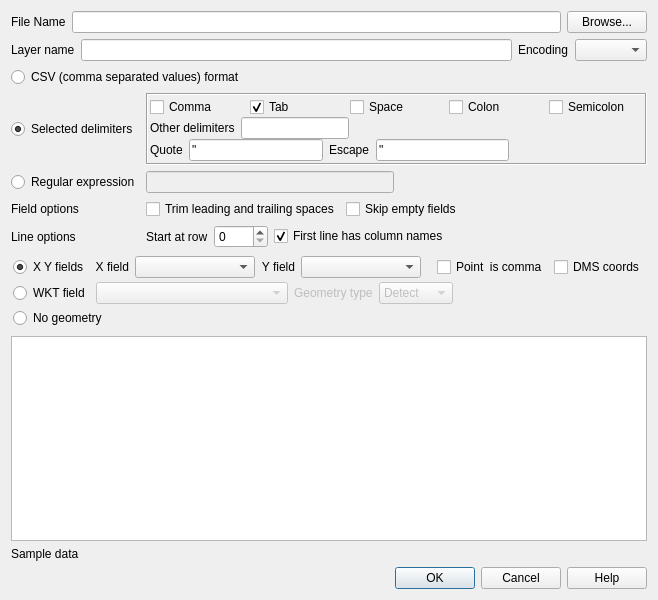
Qt form src/ui/qgsdelimitedtextsourceselectbase.ui (qgis/QGIS) before a commit.
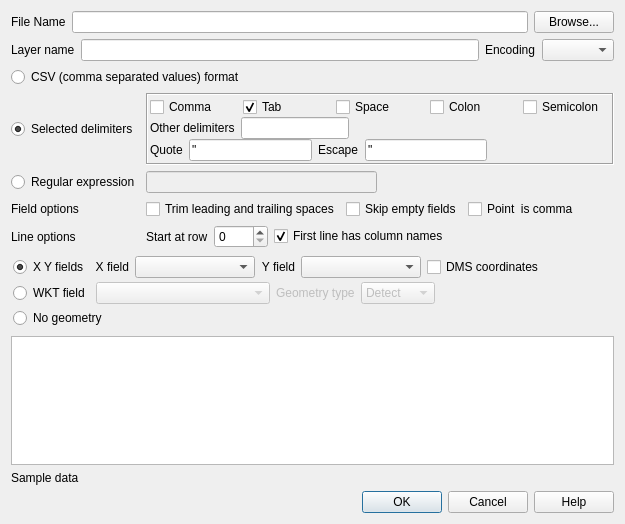
The same form after that commit. Icons and pictures are not drawn.

Patch:
```diff
--- a/src/ui/qgsdelimitedtextsourceselectbase.ui
+++ b/src/ui/qgsdelimitedtextsourceselectbase.ui
@@ -6,8 +6,8 @@
    <rect>
     <x>0</x>
     <y>0</y>
-    <width>658</width>
-    <height>600</height>
+    <width>625</width>
+    <height>524</height>
    </rect>
   </property>
   <property name="windowTitle">
@@ -128,38 +128,6 @@
           </property>
          </widget>
         </item>
-        <item>
-         <spacer name="hspacer4">
-          <property name="orientation">
-           <enum>Qt::Horizontal</enum>
-          </property>
-          <property name="sizeHint" stdset="0">
-           <size>
-            <width>40</width>
-            <height>20</height>
-           </size>
-          </property>
-         </spacer>
-        </item>
-        <item>
-         <widget class="QCheckBox" name="cbxPointIsComma">
-          <property name="enabled">
-           <bool>true</bool>
-          </property>
-          <property name="toolTip">
-           <string>X and Y coordinates have comma for decimal point</string>
-          </property>
-          <property name="statusTip">
-           <string>X and Y coordinates have comma for decimal point</string>
-          </property>
-          <property name="whatsThis">
-           <string>X and Y coordinates have comma for decimal point</string>
-          </property>
-          <property name="text">
-           <string>Point  is comma</string>
-          </property>
-         </widget>
-        </item>
         <item>
          <widget class="QCheckBox" name="cbxXyDms">
           <property name="toolTip">
@@ -172,10 +140,23 @@
            <string>X and Y coordinates are expressed in degrees/minutes/seconds</string>
           </property>
           <property name="text">
-           <string>DMS coords</string>
+           <string>DMS coordinates</string>
           </property>
          </widget>
         </item>
+        <item>
+         <spacer name="hspacer4">
+          <property name="orientation">
+           <enum>Qt::Horizontal</enum>
+          </property>
+          <property name="sizeHint" stdset="0">
+           <size>
+            <width>40</width>
+            <height>20</height>
+           </size>
+          </property>
+         </spacer>
+        </item>
        </layout>
       </item>
       <item>
@@ -820,6 +801,25 @@
           </property>
          </widget>
         </item>
+        <item>
+         <widget class="QCheckBox" name="cbxPointIsComma">
+          <property name="enabled">
+           <bool>true</bool>
+          </property>
+          <property name="toolTip">
+           <string>X and Y coordinates have comma for decimal point</string>
+          </property>
+          <property name="statusTip">
+           <string>X and Y coordinates have comma for decimal point</string>
+          </property>
+          <property name="whatsThis">
+           <string>X and Y coordinates have comma for decimal point</string>
+          </property>
+          <property name="text">
+           <string>Point  is comma</string>
+          </property>
+         </widget>
+        </item>
         <item>
          <spacer name="horizontalSpacer_2">
           <property name="orientation">
```
Left out of the diff: 109 changed lines with no effect on the pictures.
